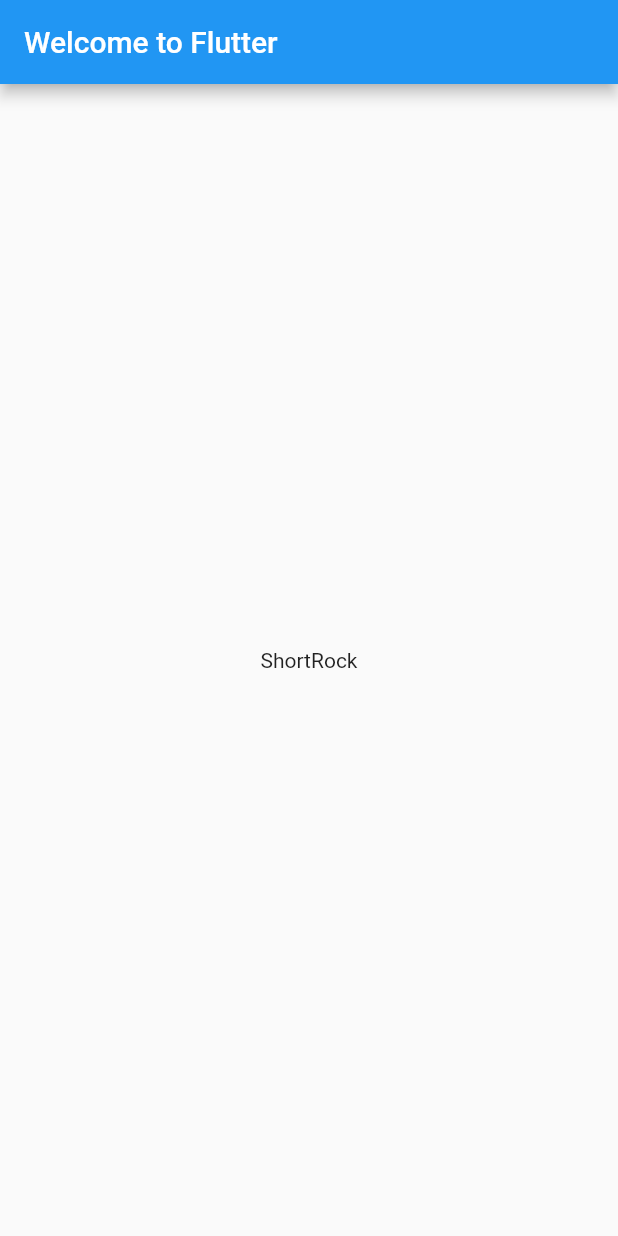
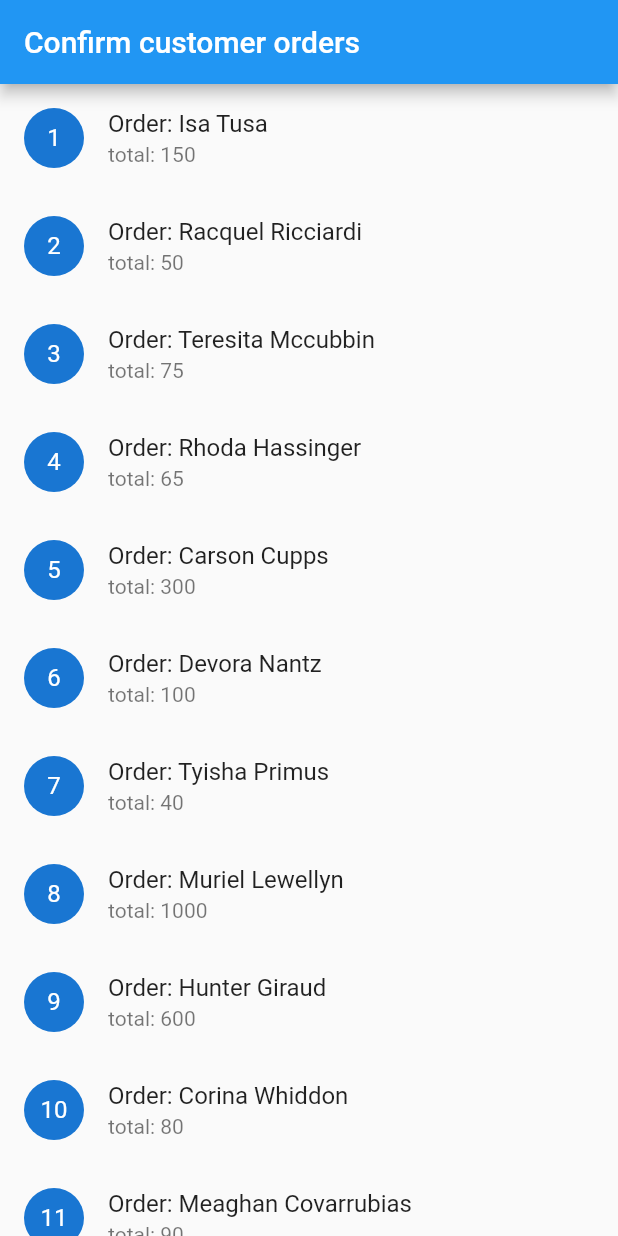
Before and after one commit to supitchayapat/grab_n_go_aroii-1, a Flutter app: the screen it shows after launch, on a phone screen of 412 x 824 dp. Run offline on Flutter 3.47's test engine with Material 2 defaults, Android fonts, the light colour scheme and no system bars.

Commit message:
confirm_customer_order

```diff
--- a/lib/main.dart
+++ b/lib/main.dart
@@ -1,24 +1,71 @@
 import 'package:flutter/material.dart';
-import 'package:english_words/english_words.dart';
 
 void main() => runApp(new MyApp());
 
-class MyApp extends StatelessWidget {
+class MyApp extends StatefulWidget {
+  @override
+  _State createState() => new _State();
+}
+
+class Order {
+  Order({this.name, this.orderNumber, this.price});
+  final String name;
+  final int orderNumber;
+  final int price;
+}
+
+class _State extends State<MyApp> {
   @override
   Widget build(BuildContext context) {
-    final wordPair = new WordPair.random(); // Add this line.
     return new MaterialApp(
-      title: 'Welcome to Bye',
       home: new Scaffold(
         appBar: new AppBar(
-          title: new Text('Welcome to Flutter'),
-        ),
-        body: new Center(
-          // Change "const" to "new".
-          //child: const Text('Hello World'),   // Replace this text...
-          child: new Text(wordPair.asPascalCase), // With this text.
-        ),
+        title: new Text('Confirm customer orders'),
       ),
-    );
+      body: Container(
+        child: _buildContent(),
+      ),
+    ));
+  }
+
+  Widget _buildContent() {
+    return ListView.builder(
+        itemCount: allOrders.length,
+        itemBuilder: (BuildContext content, int index) {
+          Order order = allOrders[index];
+          return OrderListTitle(order);
+        });
   }
 }
+
+class OrderListTitle extends ListTile {
+  OrderListTitle(Order order)
+      : super(
+          title: Text('Order: ' + order.name),
+          subtitle: Text('total: ' + order.price.toString()),
+          leading: CircleAvatar(child: Text(order.orderNumber.toString())),
+        );
+}
+
+  List<Order> allOrders = [
+  Order(name: 'Isa Tusa', price: 150, orderNumber: 1),
+  Order(name: 'Racquel Ricciardi', price: 50, orderNumber: 2),
+  Order(name: 'Teresita Mccubbin', price: 75, orderNumber: 3),
+  Order(name: 'Rhoda Hassinger', price: 65, orderNumber: 4),
+  Order(name: 'Carson Cupps', price: 300, orderNumber: 5),
+  Order(name: 'Devora Nantz', price: 100, orderNumber: 6),
+  Order(name: 'Tyisha Primus', price: 40, orderNumber: 7),
+  Order(name: 'Muriel Lewellyn', price: 1000, orderNumber: 8),
+  Order(name: 'Hunter Giraud', price: 600, orderNumber: 9),
+  Order(name: 'Corina Whiddon', price: 80, orderNumber: 10),
+  Order(name: 'Meaghan Covarrubias', price: 90, orderNumber: 11),
+  Order(name: 'Ulysses Severson', price: 120, orderNumber: 12),
+  Order(name: 'Richard Baxter', price: 140, orderNumber: 13),
+  Order(name: 'Alessandra Kahn', price: 110, orderNumber: 14),
+  Order(name: 'Libby Saari', price: 200, orderNumber: 15),
+  Order(name: 'Valeria Salvador', price: 220, orderNumber: 16),
+  Order(name: 'Fredrick Folkerts', price: 350, orderNumber: 17),
+  Order(name: 'Delmy Izzi', price: 450, orderNumber: 18),
+  Order(name: 'Leann Klock', price: 700, orderNumber: 19),
+  Order(name: 'Rhiannon Macfarlane', price: 750, orderNumber: 20),
+];
```
